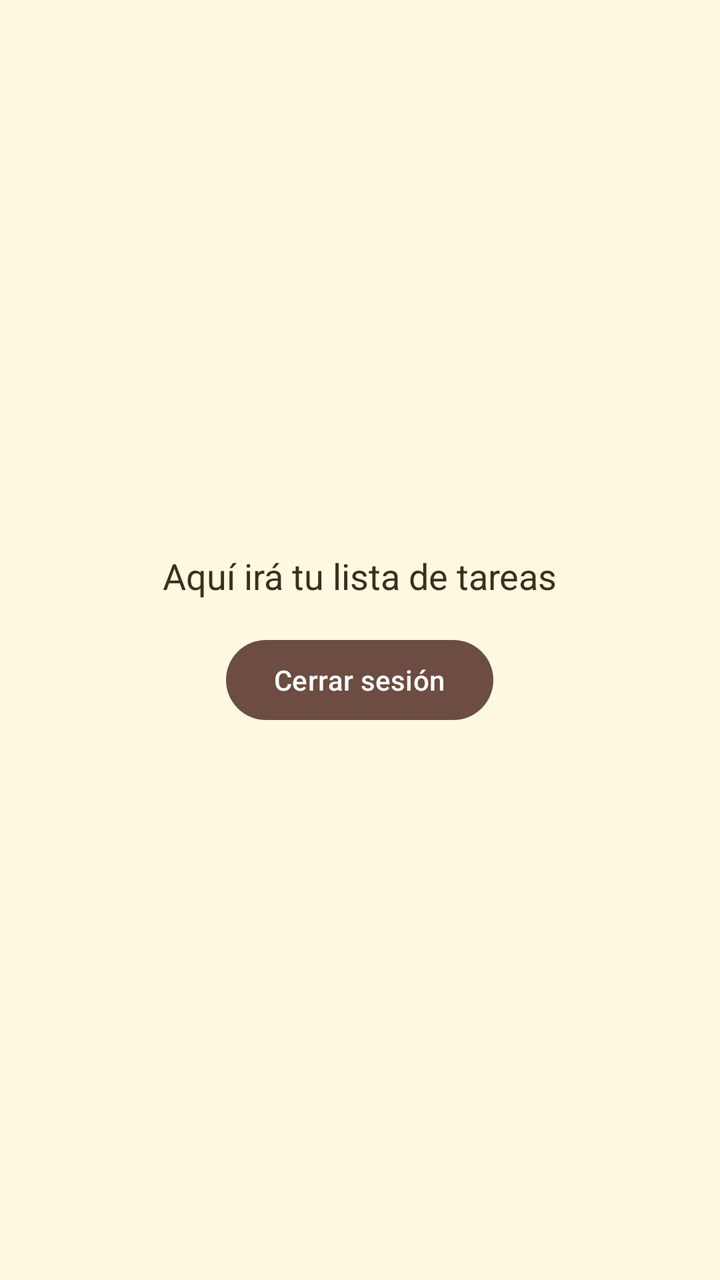
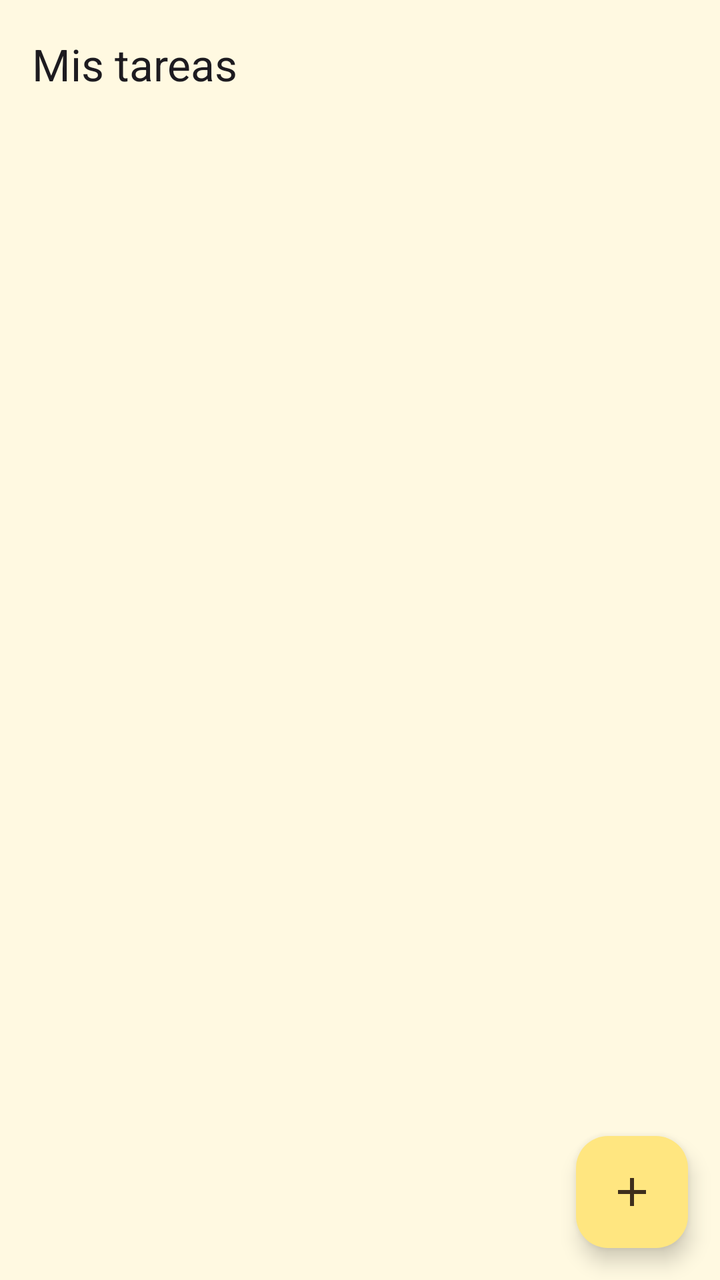

Compare the two renders of this Android layout. The source of the first and the diff that turns it into the second are given below.
<!-- AndroidManifest.xml: application theme Theme.Proyectodesarrollo -->
<!-- res/layout/fragment_task_list.xml -->
<?xml version="1.0" encoding="utf-8"?>
<LinearLayout
    xmlns:android="http://schemas.android.com/apk/res/android"
    android:layout_width="match_parent"
    android:layout_height="match_parent"
    android:gravity="center"
    android:orientation="vertical"
    android:padding="24dp">

    <TextView
        android:layout_width="wrap_content"
        android:layout_height="wrap_content"
        android:text="@string/task_list_placeholder"
        android:textColor="@color/ink"
        android:textSize="18sp" />

    <com.google.android.material.button.MaterialButton
        android:id="@+id/btnLogout"
        android:layout_width="wrap_content"
        android:layout_height="wrap_content"
        android:layout_marginTop="16dp"
        android:minHeight="48dp"
        android:text="@string/btn_logout" />
</LinearLayout>
<!-- resources referenced by this layout -->
<resources>
  <color name="ink">#3E2F1C</color>
  <string name="btn_logout">Cerrar sesión</string>
  <string name="task_list_placeholder">Aquí irá tu lista de tareas</string>
  <style name="Theme.Proyectodesarrollo" parent="Base.Theme.Proyectodesarrollo" />
  <style name="Base.Theme.Proyectodesarrollo" parent="Theme.Material3.Light.NoActionBar">
          
          
          <item name="colorPrimary">@color/brown_primary</item>
          <item name="colorOnPrimary">@color/white</item>
          <item name="colorPrimaryContainer">@color/note_yellow</item>
          <item name="colorOnPrimaryContainer">@color/ink</item>
          <item name="colorSecondary">@color/amber</item>
          <item name="colorOnSecondary">@color/ink</item>
          <item name="android:colorBackground">@color/paper</item>
          <item name="android:windowBackground">@color/paper</item>
          <item name="colorOnBackground">@color/ink</item>
          <item name="colorSurface">@color/paper_card</item>
          <item name="colorOnSurface">@color/ink</item>
          <item name="colorOnSurfaceVariant">@color/ink_soft</item>
          <item name="colorOutline">@color/outline</item>
          <item name="colorError">@color/error</item>
      </style>
  <color name="brown_primary">#6D4C41</color>
  <color name="white">#FFFFFFFF</color>
  <color name="note_yellow">#FFE680</color>
  <color name="amber">#FFB300</color>
  <color name="paper">#FFF9E1</color>
  <color name="paper_card">#FFFDF2</color>
  <color name="ink_soft">#6B5A45</color>
  <color name="outline">#8C7A5B</color>
  <color name="error">#B3261E</color>
</resources>

<!-- the commit's change to res/layout/fragment_task_list.xml (unified diff, before → after) -->
@@ -1,24 +1,71 @@
 <?xml version="1.0" encoding="utf-8"?>
-<LinearLayout
+<androidx.coordinatorlayout.widget.CoordinatorLayout
     xmlns:android="http://schemas.android.com/apk/res/android"
+    xmlns:app="http://schemas.android.com/apk/res-auto"
     android:layout_width="match_parent"
-    android:layout_height="match_parent"
-    android:gravity="center"
-    android:orientation="vertical"
-    android:padding="24dp">
+    android:layout_height="match_parent">
 
-    <TextView
+    <LinearLayout
+        android:layout_width="match_parent"
+        android:layout_height="match_parent"
+        android:orientation="vertical">
+
+        <com.google.android.material.appbar.MaterialToolbar
+            android:id="@+id/toolbar"
+            android:layout_width="match_parent"
+            android:layout_height="?attr/actionBarSize"
+            app:title="@string/list_title" />
+
+        <FrameLayout
+            android:layout_width="match_parent"
+            android:layout_height="0dp"
+            android:layout_weight="1">
+
+            <androidx.recyclerview.widget.RecyclerView
+                android:id="@+id/recyclerTasks"
+                android:layout_width="match_parent"
+                android:layout_height="match_parent"
+                android:clipToPadding="false"
+                android:paddingHorizontal="16dp"
+                android:paddingTop="8dp"
+                android:paddingBottom="88dp"
+                app:layoutManager="androidx.recyclerview.widget.LinearLayoutManager" />
+
+            <LinearLayout
+                android:id="@+id/emptyState"
+                android:layout_width="match_parent"
+                android:layout_height="match_parent"
+                android:gravity="center"
+                android:orientation="vertical"
+                android:padding="24dp"
+                android:visibility="gone">
+
+                <TextView
+                    android:layout_width="wrap_content"
+                    android:layout_height="wrap_content"
+                    android:text="@string/empty_title"
+                    android:textColor="@color/ink"
+                    android:textSize="20sp"
+                    android:textStyle="bold" />
+
+                <TextView
+                    android:layout_width="wrap_content"
+                    android:layout_height="wrap_content"
+                    android:layout_marginTop="8dp"
+                    android:gravity="center"
+                    android:text="@string/empty_hint"
+                    android:textColor="@color/ink_soft"
+                    android:textSize="16sp" />
+            </LinearLayout>
+        </FrameLayout>
+    </LinearLayout>
+
+    <com.google.android.material.floatingactionbutton.FloatingActionButton
+        android:id="@+id/fabAdd"
         android:layout_width="wrap_content"
         android:layout_height="wrap_content"
-        android:text="@string/task_list_placeholder"
-        android:textColor="@color/ink"
-        android:textSize="18sp" />
-
-    <com.google.android.material.button.MaterialButton
-        android:id="@+id/btnLogout"
-        android:layout_width="wrap_content"
-        android:layout_height="wrap_content"
-        android:layout_marginTop="16dp"
-        android:minHeight="48dp"
-        android:text="@string/btn_logout" />
-</LinearLayout>
+        android:layout_gravity="bottom|end"
+        android:layout_margin="16dp"
+        android:contentDescription="@string/cd_add_task"
+        app:srcCompat="@drawable/ic_add" />
+</androidx.coordinatorlayout.widget.CoordinatorLayout>
<!-- resource entries referenced after the edit -->
@@ -1,8 +1,6 @@
 <!-- resources referenced by this layout -->
 <resources>
   <color name="ink">#3E2F1C</color>
-  <string name="btn_logout">Cerrar sesión</string>
-  <string name="task_list_placeholder">Aquí irá tu lista de tareas</string>
   <style name="Theme.Proyectodesarrollo" parent="Base.Theme.Proyectodesarrollo" />
   <style name="Base.Theme.Proyectodesarrollo" parent="Theme.Material3.Light.NoActionBar">
           
@@ -29,6 +27,20 @@
   <color name="paper">#FFF9E1</color>
   <color name="paper_card">#FFFDF2</color>
   <color name="ink_soft">#6B5A45</color>
+  <!-- drawable ic_add (drawable) -->
+  <vector xmlns:android="http://schemas.android.com/apk/res/android"
+      android:width="24dp"
+      android:height="24dp"
+      android:viewportWidth="24"
+      android:viewportHeight="24">
+      <path
+          android:fillColor="#FF000000"
+          android:pathData="M19,13h-6v6h-2v-6H5v-2h6V5h2v6h6v2z" />
+  </vector>
+  <string name="cd_add_task">Agregar tarea</string>
+  <string name="empty_hint">Toca el botón + para crear la primera</string>
+  <string name="empty_title">Aún no tienes tareas</string>
+  <string name="list_title">Mis tareas</string>
   <color name="outline">#8C7A5B</color>
   <color name="error">#B3261E</color>
 </resources>
